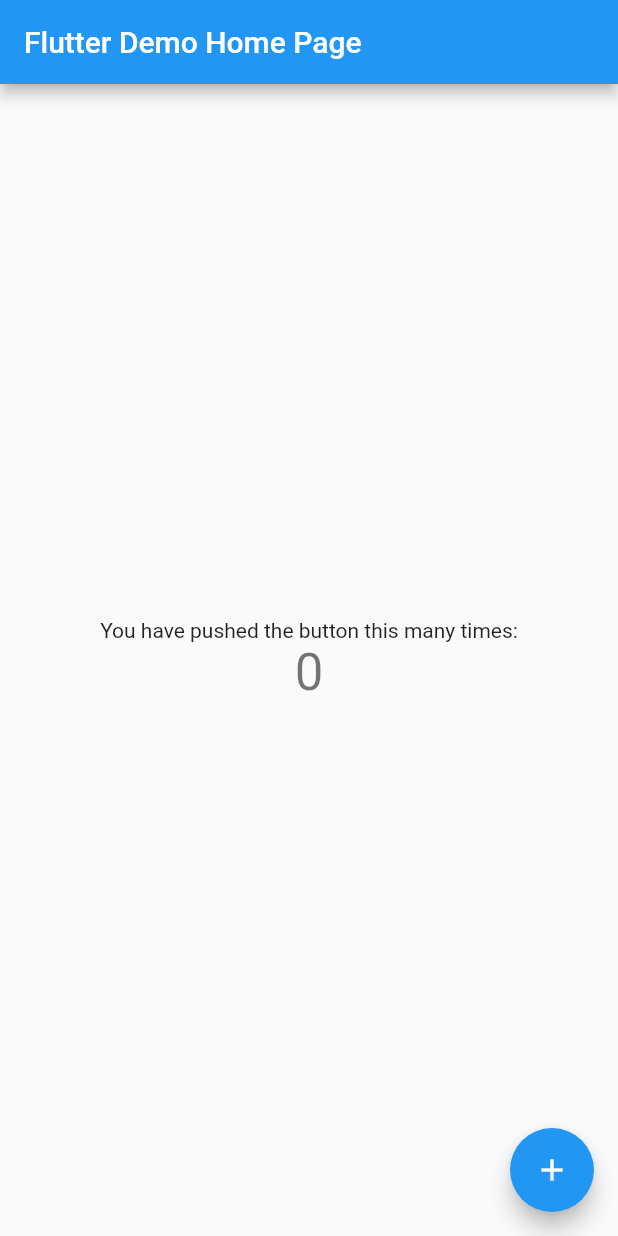
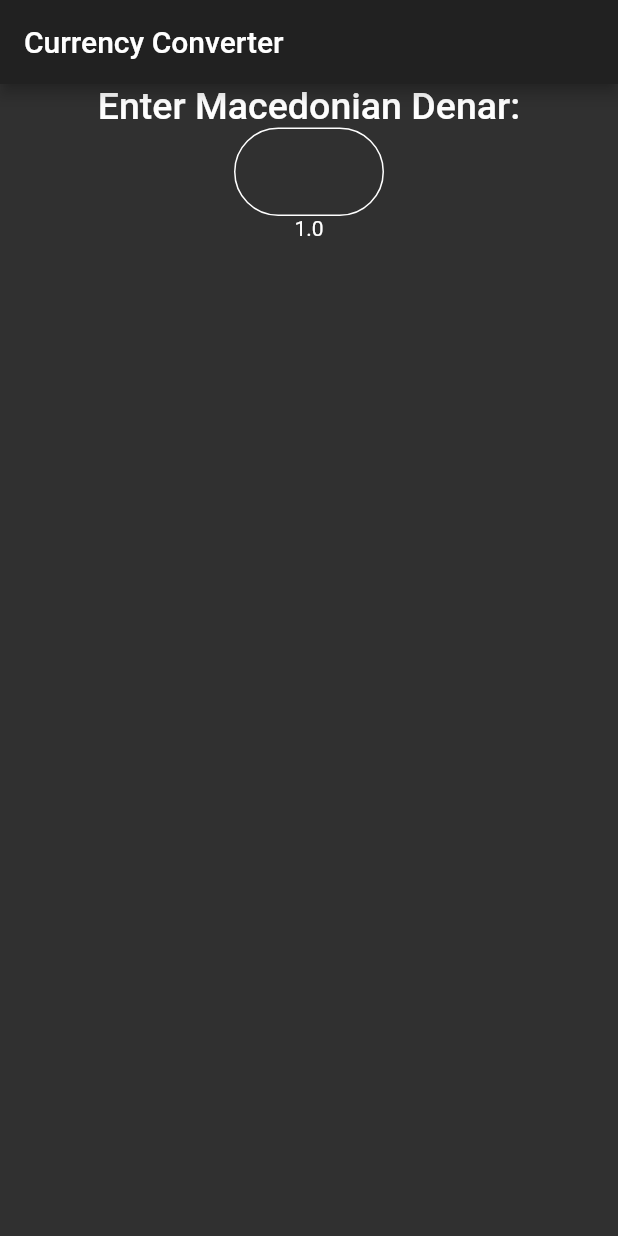
Before and after one commit to blinnqipa/Currency-Converter, a Flutter app: the screen it shows after launch, on a phone screen of 412 x 824 dp. Run offline on Flutter 3.47's test engine with Material 2 defaults, Android fonts, the phone set to English and light mode, and no system bars; network calls fail.

```diff
--- /dev/null
+++ b/lib/home.dart
@@ -0,0 +1,64 @@
+import 'package:flutter/material.dart';
+import 'package:project1/network.dart';
+
+class HomeScreen extends StatefulWidget {
+  @override
+  _HomeScreenState createState() => _HomeScreenState();
+}
+
+class _HomeScreenState extends State<HomeScreen> {
+  var valueEntered = 1.0;
+@override
+  void initState() {
+    Network().call();
+
+    super.initState();
+  }
+  @override
+  Widget build(BuildContext context) {
+    return Scaffold(
+      appBar: AppBar(
+        title: Text('Currency Converter'),
+      ),
+      body: Column(
+        crossAxisAlignment: CrossAxisAlignment.center,
+        children: <Widget>[
+          Center(
+            child: Text(
+              'Enter Macedonian Denar:',
+              style: TextStyle(
+                fontSize: 25,
+                fontWeight: FontWeight.w500,
+              ),
+            ),
+          ),
+          Center(
+            child: Container(
+              width: 100,
+              child: TextField(
+                decoration: InputDecoration(
+                    border: OutlineInputBorder(
+                        borderRadius: BorderRadius.circular(100),
+                        borderSide: BorderSide(color: Colors.white)),
+                    fillColor: Colors.white,
+                    enabledBorder: OutlineInputBorder(
+                        borderRadius: BorderRadius.circular(100),
+                        borderSide: BorderSide(
+                          color: Colors.white,
+                        ))),
+                keyboardType: TextInputType.number,
+                onChanged: (value) {
+                  setState(() {
+                    valueEntered = double.parse(value);
+                  });
+                  print(valueEntered);
+                },
+              ),
+            ),
+          ),
+          Center(child: Text('$valueEntered'),)
+        ],
+      ),
+    );
+  }
+}
--- a/lib/main.dart
+++ b/lib/main.dart
@@ -1,5 +1,5 @@
 import 'package:flutter/material.dart';
-
+import 'home.dart';
 void main() => runApp(MyApp());
 
 class MyApp extends StatelessWidget {
@@ -8,104 +8,8 @@ class MyApp extends StatelessWidget {
   Widget build(BuildContext context) {
     return MaterialApp(
       title: 'Flutter Demo',
-      theme: ThemeData(
-        // This is the theme of your application.
-        //
-        // Try running your application with "flutter run". You'll see the
-        // application has a blue toolbar. Then, without quitting the app, try
-        // changing the primarySwatch below to Colors.green and then invoke
-        // "hot reload" (press "r" in the console where you ran "flutter run",
-        // or simply save your changes to "hot reload" in a Flutter IDE).
-        // Notice that the counter didn't reset back to zero; the application
-        // is not restarted.
-        primarySwatch: Colors.blue,
-      ),
-      home: MyHomePage(title: 'Flutter Demo Home Page'),
+      theme: ThemeData.dark().copyWith(accentColor: Colors.tealAccent),
+      home: HomeScreen(),
     );
   }
 }
-
-class MyHomePage extends StatefulWidget {
-  MyHomePage({Key key, this.title}) : super(key: key);
-
-  // This widget is the home page of your application. It is stateful, meaning
-  // that it has a State object (defined below) that contains fields that affect
-  // how it looks.
-
-  // This class is the configuration for the state. It holds the values (in this
-  // case the title) provided by the parent (in this case the App widget) and
-  // used by the build method of the State. Fields in a Widget subclass are
-  // always marked "final".
-
-  final String title;
-
-  @override
-  _MyHomePageState createState() => _MyHomePageState();
-}
-
-class _MyHomePageState extends State<MyHomePage> {
-  int _counter = 0;
-
-  void _incrementCounter() {
-    setState(() {
-      // This call to setState tells the Flutter framework that something has
-      // changed in this State, which causes it to rerun the build method below
-      // so that the display can reflect the updated values. If we changed
-      // _counter without calling setState(), then the build method would not be
-      // called again, and so nothing would appear to happen.
-      _counter++;
-    });
-  }
-
-  @override
-  Widget build(BuildContext context) {
-    // This method is rerun every time setState is called, for instance as done
-    // by the _incrementCounter method above.
-    //
-    // The Flutter framework has been optimized to make rerunning build methods
-    // fast, so that you can just rebuild anything that needs updating rather
-    // than having to individually change instances of widgets.
-    return Scaffold(
-      appBar: AppBar(
-        // Here we take the value from the MyHomePage object that was created by
-        // the App.build method, and use it to set our appbar title.
-        title: Text(widget.title),
-      ),
-      body: Center(
-        // Center is a layout widget. It takes a single child and positions it
-        // in the middle of the parent.
-        child: Column(
-          // Column is also a layout widget. It takes a list of children and
-          // arranges them vertically. By default, it sizes itself to fit its
-          // children horizontally, and tries to be as tall as its parent.
-          //
-          // Invoke "debug painting" (press "p" in the console, choose the
-          // "Toggle Debug Paint" action from the Flutter Inspector in Android
-          // Studio, or the "Toggle Debug Paint" command in Visual Studio Code)
-          // to see the wireframe for each widget.
-          //
-          // Column has various properties to control how it sizes itself and
-          // how it positions its children. Here we use mainAxisAlignment to
-          // center the children vertically; the main axis here is the vertical
-          // axis because Columns are vertical (the cross axis would be
-          // horizontal).
-          mainAxisAlignment: MainAxisAlignment.center,
-          children: <Widget>[
-            Text(
-              'You have pushed the button this many times:',
-            ),
-            Text(
-              '$_counter',
-              style: Theme.of(context).textTheme.display1,
-            ),
-          ],
-        ),
-      ),
-      floatingActionButton: FloatingActionButton(
-        onPressed: _incrementCounter,
-        tooltip: 'Increment',
-        child: Icon(Icons.add),
-      ), // This trailing comma makes auto-formatting nicer for build methods.
-    );
-  }
-}
--- /dev/null
+++ b/lib/network.dart
@@ -0,0 +1,17 @@
+import 'dart:convert';
+
+import 'package:http/http.dart' as http;
+
+const key = '38b5f94c0ec66a83686f97376fb2f6c5';
+var url = 'http://data.fixer.io/api/symbols?access_key=38b5f94c0ec66a83686f97376fb2f6c5';
+
+class Network{
+  void call()async{
+    final response = await http.get(url);
+    print(response.statusCode);
+    if(response.statusCode == 200){
+      var whatever = jsonDecode(response.body);
+      print(whatever);
+    }
+  }
+}
--- a/pubspec.yaml
+++ b/pubspec.yaml
@@ -23,6 +23,7 @@ dependencies:
   # The following adds the Cupertino Icons font to your application.
   # Use with the CupertinoIcons class for iOS style icons.
   cupertino_icons: ^0.1.2
+  http:
 
 dev_dependencies:
   flutter_test:
```
Also changed, not shown: pubspec.lock.
